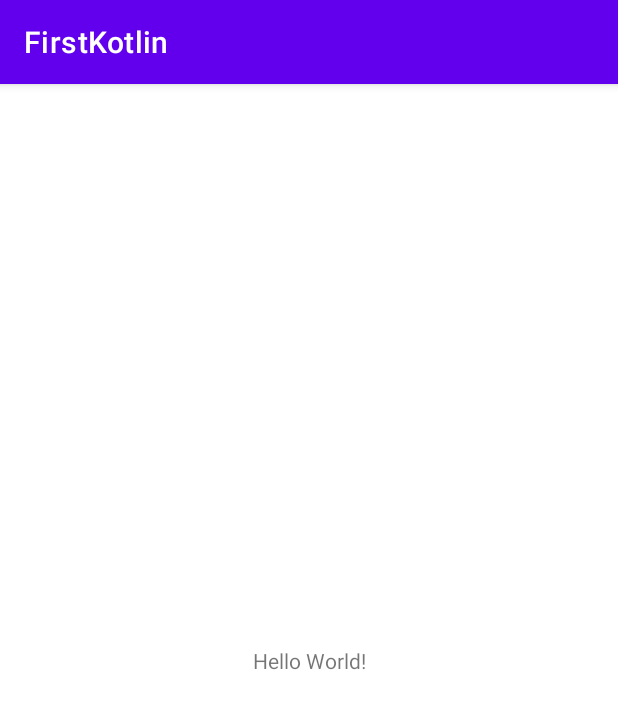
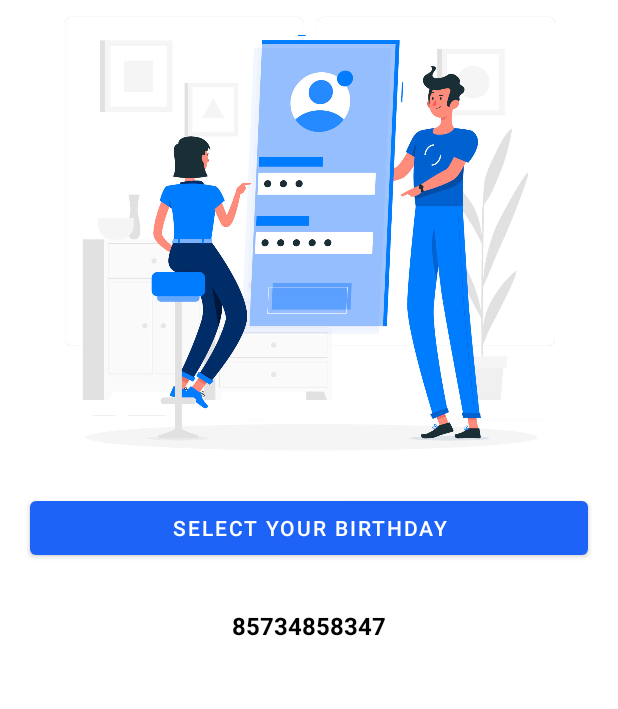
Before and after one commit to merajmusavi/FirstKotlin, an Android app: the screen it shows after launch (MainActivity), on a phone screen of 412 x 824 dp. Shown: the top 709 px of the screen. Run offline under Robolectric (Android 15) with nearby library versions, the phone set to English and light mode, and no system bars.

Commit message:
first commit

```diff
--- a/app/build.gradle
+++ b/app/build.gradle
@@ -41,4 +41,6 @@ dependencies {
     testImplementation 'junit:junit:4.13.2'
     androidTestImplementation 'androidx.test.ext:junit:1.1.5'
     androidTestImplementation 'androidx.test.espresso:espresso-core:3.5.1'
+    implementation 'com.google.android.material:material:1.7.0'
+
 }
--- a/app/src/main/java/com/example/firstkotlin/MainActivity.kt
+++ b/app/src/main/java/com/example/firstkotlin/MainActivity.kt
@@ -2,13 +2,13 @@ package com.example.firstkotlin
 
 import androidx.appcompat.app.AppCompatActivity
 import android.os.Bundle
+import android.widget.Button
 import android.widget.Toast
 
 class MainActivity : AppCompatActivity() {
     override fun onCreate(savedInstanceState: Bundle?) {
         super.onCreate(savedInstanceState)
         setContentView(R.layout.activity_main)
-        Toast.makeText(this,"meraj",Toast.LENGTH_SHORT).show()
 
 
     }
--- a/app/src/main/res/layout/activity_main.xml
+++ b/app/src/main/res/layout/activity_main.xml
@@ -6,13 +6,42 @@
     android:layout_height="match_parent"
     tools:context=".MainActivity">
 
-    <TextView
-        android:layout_width="wrap_content"
-        android:layout_height="wrap_content"
-        android:text="Hello World!"
+    <ImageView
+        android:id="@+id/imageView"
+        android:layout_width="0dp"
+        android:layout_height="300dp"
+        android:layout_marginTop="8dp"
+        app:layout_constraintEnd_toEndOf="parent"
+        app:layout_constraintStart_toStartOf="parent"
+        app:layout_constraintTop_toTopOf="parent"
+        app:srcCompat="@drawable/img_tutorial" />
+
+    <LinearLayout
+        android:layout_width="0dp"
+        android:layout_height="0dp"
+        android:orientation="vertical"
         app:layout_constraintBottom_toBottomOf="parent"
         app:layout_constraintEnd_toEndOf="parent"
         app:layout_constraintStart_toStartOf="parent"
-        app:layout_constraintTop_toTopOf="parent" />
+        app:layout_constraintTop_toBottomOf="@+id/imageView">
+        <com.google.android.material.button.MaterialButton
+            app:backgroundTint="#1E63F8"
+            android:id="@+id/date_pick"
+            android:textColor="@color/white"
+            android:text="@string/select_your_birthday"
+            android:layout_margin="20dp"
+            android:layout_width="match_parent"
+            android:layout_height="wrap_content"/>
 
+        <com.google.android.material.textview.MaterialTextView
+            android:id="@+id/tv_time"
+            android:textColor="@color/black"
+            android:textStyle="bold"
+            android:textSize="16sp"
+            android:layout_marginTop="10dp"
+            android:gravity="center"
+            android:text="85734858347"
+            android:layout_width="match_parent"
+            android:layout_height="wrap_content"/>
+    </LinearLayout>
 </androidx.constraintlayout.widget.ConstraintLayout>
--- a/app/src/main/res/values-night/themes.xml
+++ b/app/src/main/res/values-night/themes.xml
@@ -1,6 +1,6 @@
 <resources xmlns:tools="http://schemas.android.com/tools">
     <!-- Base application theme. -->
-    <style name="Theme.FirstKotlin" parent="Theme.MaterialComponents.DayNight.DarkActionBar">
+    <style name="Theme.FirstKotlin" parent="Theme.MaterialComponents.DayNight.NoActionBar">
         <!-- Primary brand color. -->
         <item name="colorPrimary">@color/purple_200</item>
         <item name="colorPrimaryVariant">@color/purple_700</item>
--- a/app/src/main/res/values/strings.xml
+++ b/app/src/main/res/values/strings.xml
@@ -1,3 +1,4 @@
 <resources>
     <string name="app_name">FirstKotlin</string>
+    <string name="select_your_birthday">select your birthday</string>
 </resources>
--- a/app/src/main/res/values/themes.xml
+++ b/app/src/main/res/values/themes.xml
@@ -1,6 +1,6 @@
 <resources xmlns:tools="http://schemas.android.com/tools">
     <!-- Base application theme. -->
-    <style name="Theme.FirstKotlin" parent="Theme.MaterialComponents.DayNight.DarkActionBar">
+    <style name="Theme.FirstKotlin" parent="Theme.MaterialComponents.DayNight.NoActionBar">
         <!-- Primary brand color. -->
         <item name="colorPrimary">@color/purple_500</item>
         <item name="colorPrimaryVariant">@color/purple_700</item>
```
Also changed, not shown: app/src/main/res/drawable/img_tutorial.jpg (added).
